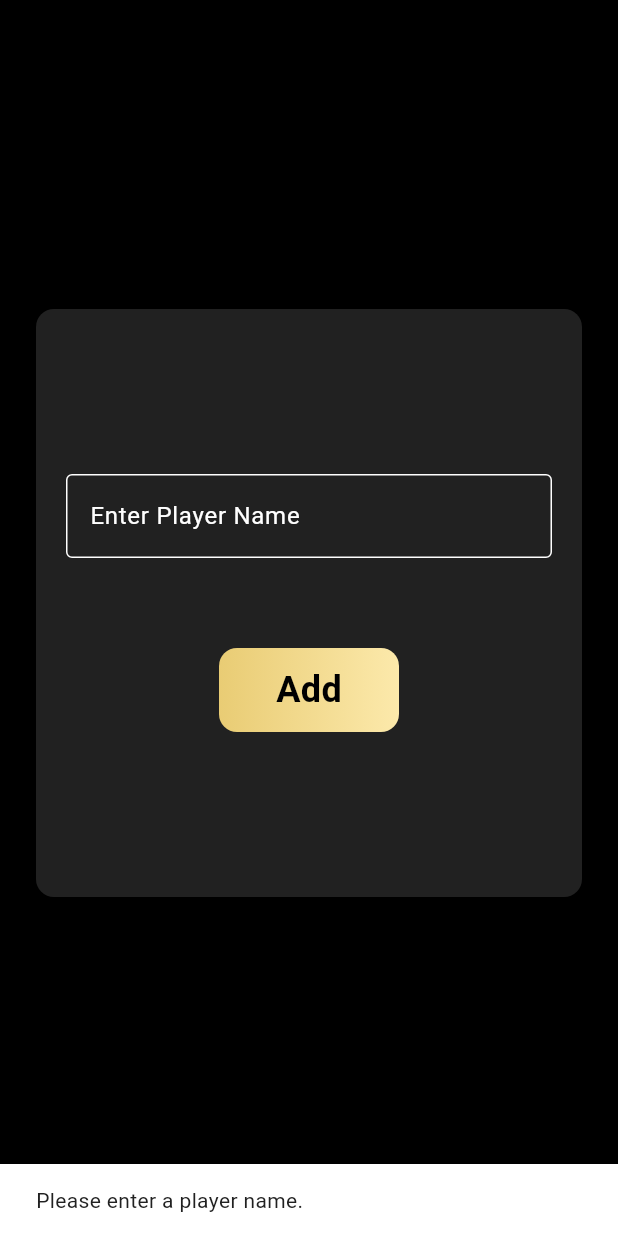
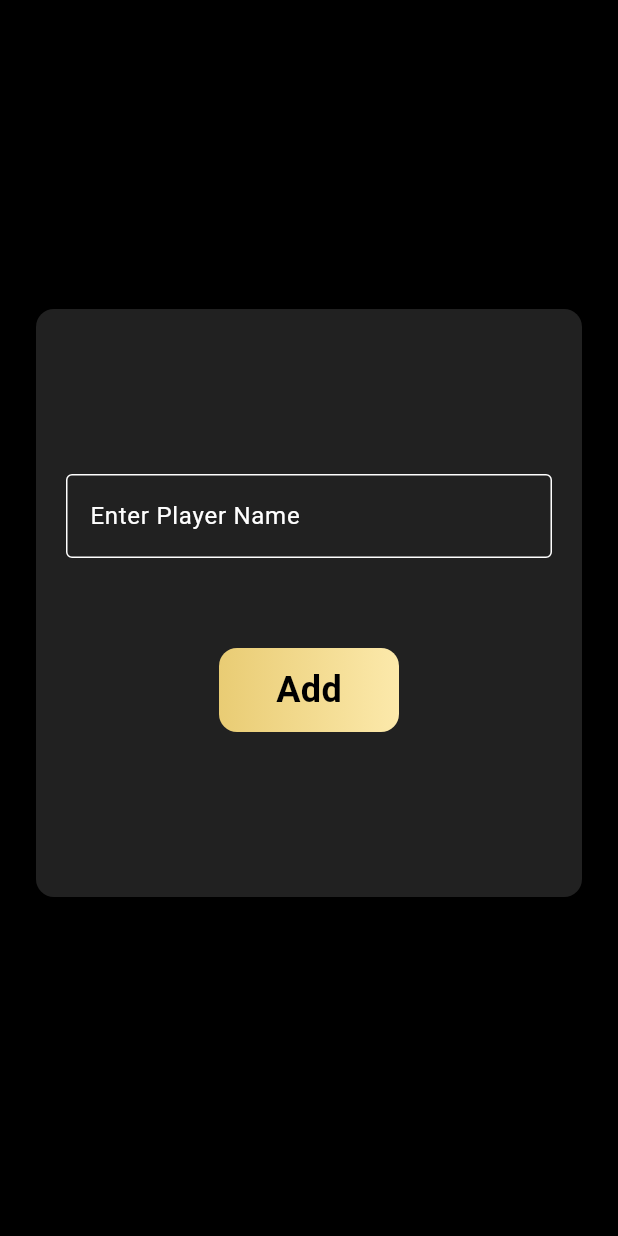
Before and after one commit to ba138/deal_or_not_deal, a Flutter app: the InputForum screen opened directly, after a tap on "Add", on a phone screen of 412 x 824 dp. Run offline on Flutter 3.47's test engine with Material 3 defaults, Android fonts, the phone set to English and light mode, and no system bars; our stand-ins replace get; missing offline and left inert: flutter_soloud, window_manager.

Commit message:
changes to add colors and fix the issues in the input form

```diff
--- a/lib/pages/SelectUser/input_form.dart
+++ b/lib/pages/SelectUser/input_form.dart
@@ -19,9 +19,9 @@ class _InputForumState extends State<InputForum> {
       26, (index) => "images/Case ${index + 1}.png"); // Global case images list
   int i = 1;
 
-  void addPlayer() {
-    if (_controller.text.isNotEmpty) {
-      String playerName = _controller.text.trim();
+  void addPlayer(String controller) {
+    if (controller.isNotEmpty) {
+      String playerName = controller.trim();
       if (cases.isNotEmpty) {
         cases.shuffle();
         String assignedCase = cases.removeAt(0);
@@ -34,8 +34,9 @@ class _InputForumState extends State<InputForum> {
         i++;
         // Show pop-up with assigned case
         Get.dialog(
+          barrierColor: Colors.black,
           Dialog(
-            backgroundColor: Colors.transparent,
+            backgroundColor: Colors.black,
             child: Container(
               height: 300,
               width: 300,
@@ -44,19 +45,19 @@ class _InputForumState extends State<InputForum> {
               ),
               child: Column(
                 children: [
+                  Image.asset(
+                    assignedCase,
+                    height: 200,
+                    width: 200,
+                  ),
                   Text(
-                    "$playerName is assign with",
+                    " is assign to $playerName",
                     style: const TextStyle(
                       fontSize: 24,
                       color: Colors.white,
                       fontWeight: FontWeight.bold,
                     ),
                   ),
-                  Image.asset(
-                    assignedCase,
-                    height: 200,
-                    width: 200,
-                  )
                 ],
               ),
             ),
@@ -152,17 +153,21 @@ class _InputForumState extends State<InputForum> {
                               labelText: "Enter Player Name",
                               border: OutlineInputBorder(),
                             ),
+                            onSubmitted: (value) {
+                              // Trigger the case assignment when Enter is pressed
+                              if (value.isNotEmpty) {
+                                addPlayer(value);
+                              }
+                            },
                           ),
                           const SizedBox(height: 60),
                           InkWell(
-                            onTap: addPlayer,
-                            // onTap: () {
-                            //   Get.offAll(() => SplashPage(uaerscase: const {
-                            //         'userName': "Basit Ali",
-                            //         'caseImage':
-                            //             "images/Flying Jets - 5,000.png"
-                            //       }));
-                            // },
+                            onTap: () {
+                              // Trigger the case assignment on button tap
+                              if (_controller.text.isNotEmpty) {
+                                addPlayer(_controller.text);
+                              }
+                            },
                             child: Container(
                               height: 56,
                               width: 120,
@@ -170,12 +175,10 @@ class _InputForumState extends State<InputForum> {
                                 gradient: const LinearGradient(
                                   colors: [
                                     AppColors.primaryColor,
-                                    AppColors.secondPrimaryColor
+                                    AppColors.secondPrimaryColor,
                                   ],
-                                  begin: Alignment
-                                      .centerLeft, // Start from the left
-                                  end:
-                                      Alignment.centerRight, // End at the right
+                                  begin: Alignment.centerLeft,
+                                  end: Alignment.centerRight,
                                 ),
                                 borderRadius: BorderRadius.circular(12),
                               ),
--- a/lib/pages/SelectUser/select_user.dart
+++ b/lib/pages/SelectUser/select_user.dart
@@ -1,5 +1,4 @@
 import 'package:deal_or_not_deal/pages/SelectBox/select_box.dart';
-import 'package:deal_or_not_deal/pages/splash_page/splash_page.dart';
 import 'package:deal_or_not_deal/utills/colors.dart';
 import 'package:flutter/material.dart';
 import 'package:flutter_soloud/flutter_soloud.dart';
@@ -105,7 +104,7 @@ class _SelectUserState extends State<SelectUser> {
       barrierDismissible: false,
     );
 
-    Future.delayed(const Duration(seconds: 5), () {
+    Future.delayed(const Duration(seconds: 6), () {
       stopUserSelectionSound();
       Get.back(); // Close the dialog
 
```
